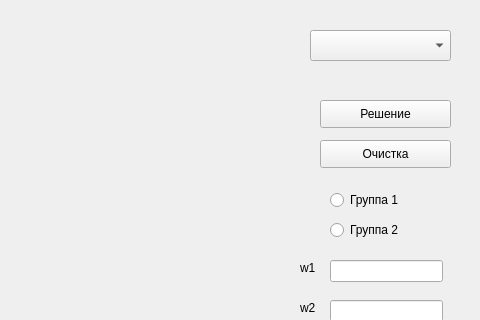
First picture: the form in window.ui, repository Max-Tulskiy/Artificial-neuron, before the edit; both pictures show x 320 to 800 and y 0 to 320 of the 800 by 600 pixel window.
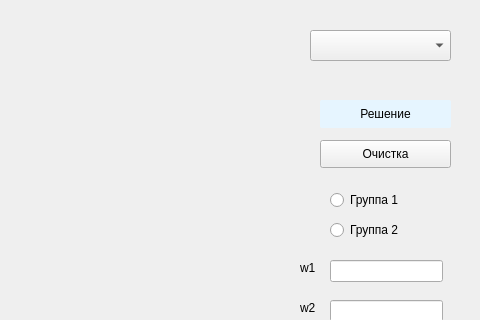
Second picture: the form after the edit.

The edit to the form file:
```diff
--- a/window.ui
+++ b/window.ui
@@ -36,6 +36,11 @@
       <height>28</height>
      </rect>
     </property>
+    <property name="styleSheet">
+     <string notr="true">background-color:rgb(230, 245, 255);
+border-radius:2%;
+color:rgb(0, 0, 0);</string>
+    </property>
     <property name="text">
      <string>Решение</string>
     </property>
```
